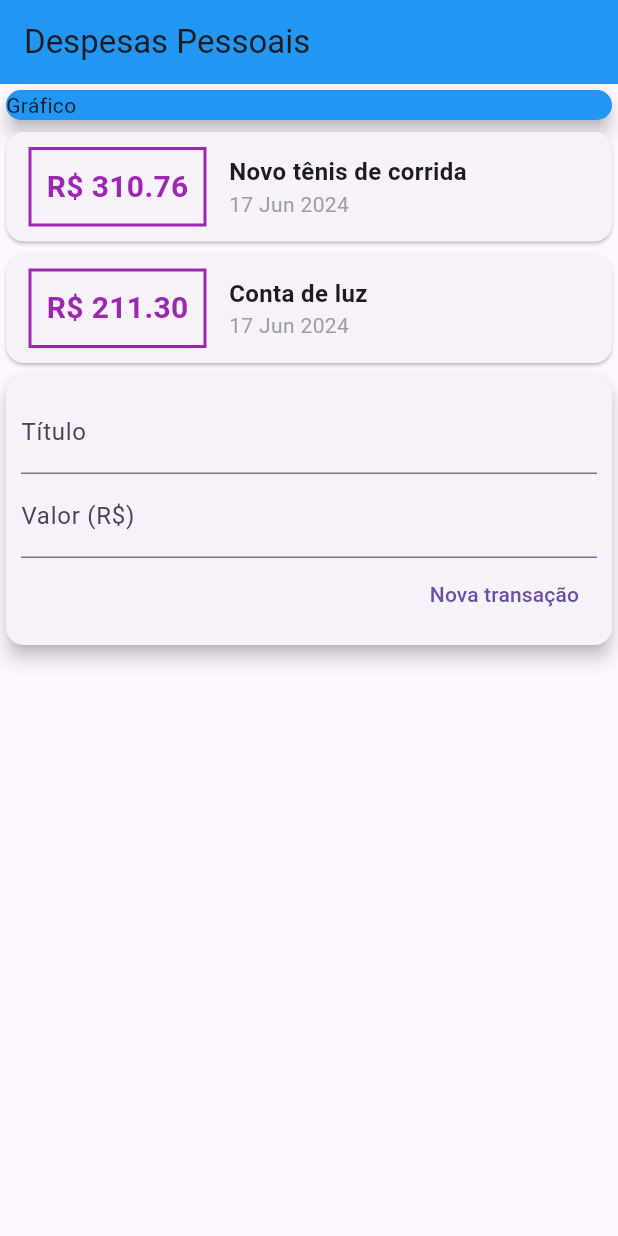
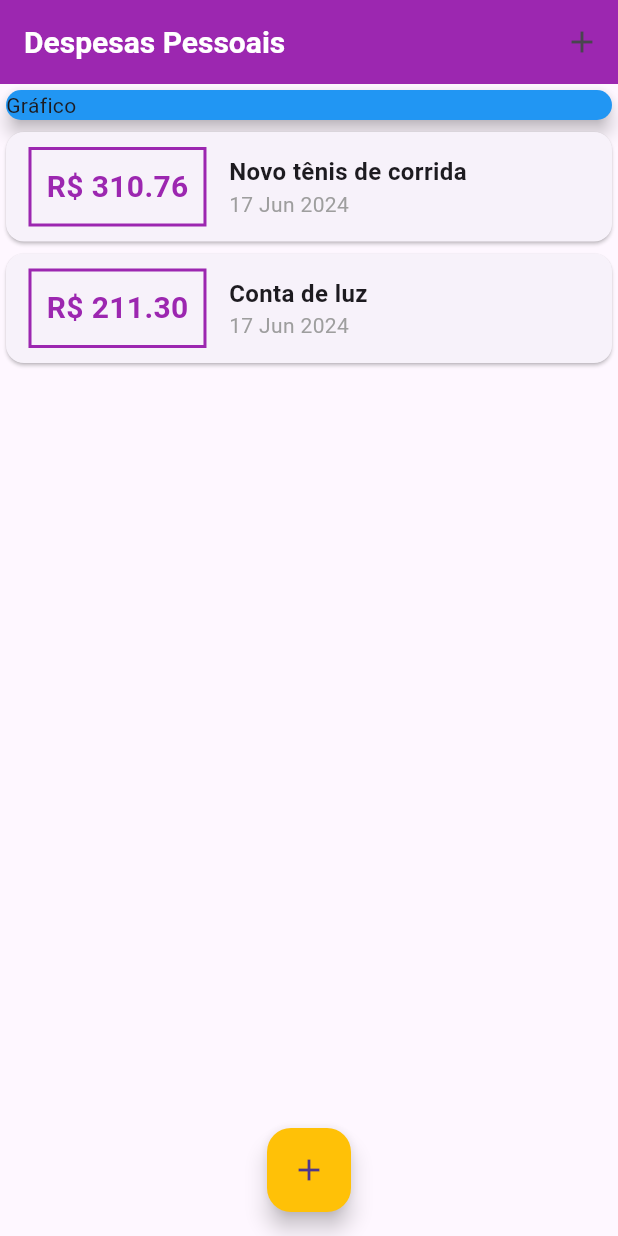
Before and after one commit to andree-felipe/capacitacao_flutter, a Flutter app: the screen it shows after launch, on a phone screen of 412 x 824 dp. Run offline on Flutter 3.47's test engine with Material 3 defaults, Android fonts, the light colour scheme and no system bars; Roboto replaces fonts that are missing (OpenSans).

Commit message:
Finalização do modal do formulário e definição de temas para estilização

```diff
--- a/lib/components/transaction_form.dart
+++ b/lib/components/transaction_form.dart
@@ -1,14 +1,30 @@
 import 'package:flutter/material.dart';
 
-class TransactionForm extends StatelessWidget {
-
-  final titleController = TextEditingController();
-  final valueController = TextEditingController();
+class TransactionForm extends StatefulWidget {
 
   final void Function(String, double) onSubmit;
 
   // ignore: use_key_in_widget_constructors
-  TransactionForm(this.onSubmit);
+  const TransactionForm(this.onSubmit);
+
+  @override
+  State<TransactionForm> createState() => _TransactionFormState();
+}
+
+class _TransactionFormState extends State<TransactionForm> {
+  final titleController = TextEditingController();
+  final valueController = TextEditingController();
+
+  _submitForm() {
+    final title = titleController.text;
+    final value = double.tryParse(valueController.text) ?? 0.0;
+
+    if(title.isEmpty || value <= 0) {
+      return;
+    }
+
+    widget.onSubmit(title, value);
+  }
 
   @override
   Widget build(BuildContext context) {
@@ -20,12 +36,15 @@ class TransactionForm extends StatelessWidget {
           children: <Widget>[
             TextField(
               controller: titleController,
+              onSubmitted: (_) => _submitForm(),
               decoration: const InputDecoration(
                 labelText: 'Título',
               ),
             ),
             TextField(
               controller: valueController,
+              keyboardType: const TextInputType.numberWithOptions(decimal: true),
+              onSubmitted: (_) => _submitForm(),
               decoration: const InputDecoration(
                 labelText: 'Valor (R\$)',
               ),
@@ -34,12 +53,8 @@ class TransactionForm extends StatelessWidget {
               mainAxisAlignment: MainAxisAlignment.end,
               children: [
                 TextButton(
+                  onPressed: _submitForm(),
                   child: const Text('Nova transação'),
-                  onPressed: () {
-                    final title = titleController.text;
-                    final value = double.tryParse(valueController.text) ?? 0.0;
-                    onSubmit(title, value);
-                  },
                 ),
               ],
             ),
--- a/lib/components/transaction_list.dart
+++ b/lib/components/transaction_list.dart
@@ -11,8 +11,13 @@ class TransactionList extends StatelessWidget {
 
   @override
   Widget build(BuildContext context) {
-    return Column(
-      children: transactions.map((tr) {
+    // ignore: sized_box_for_whitespace
+    return Container(
+      height: 300,
+      child: ListView.builder(
+        itemCount: transactions.length,
+        itemBuilder: (ctx, index) {
+          final tr = transactions[index];
           return Card(
             child: Row(
               children: <Widget>[
@@ -24,17 +29,17 @@ class TransactionList extends StatelessWidget {
                   ),
                   decoration: BoxDecoration(
                     border: Border.all(
-                    color: Colors.purple,
+                      color: Theme.of(context).colorScheme.primary,
                       width: 2,
                     )
                   ),
                   padding: const EdgeInsets.all(10),
                   child: Text(
                     'R\$ ${tr.value.toStringAsFixed(2)}',
-                  style: const TextStyle(
+                    style: TextStyle(
                       fontWeight: FontWeight.bold,
                       fontSize: 20,
-                    color: Colors.purple,
+                      color: Theme.of(context).colorScheme.primary,
                     ),
                   ),
                 ),
@@ -59,7 +64,8 @@ class TransactionList extends StatelessWidget {
               ],
             ),
           );
-      }).toList(),
+        }
+      ),
     );
   }
 }
--- a/lib/components/transaction_user.dart
+++ /dev/null
@@ -1,54 +0,0 @@
-import 'dart:math';
-import 'package:flutter/material.dart';
-import '../models/transaction.dart';
-import 'transaction_form.dart';
-import 'transaction_list.dart';
-
-
-class TransactionUser extends StatefulWidget {
-  const TransactionUser({super.key});
-
-  @override
-  State<TransactionUser> createState() => _TransactionUserState();
-}
-
-class _TransactionUserState extends State<TransactionUser> {
-
-  final _transactions = [
-    Transaction(
-      id: '1',
-      title: 'Novo tênis de corrida',
-      value: 310.76,
-      date: DateTime.now(),
-    ),
-    Transaction(
-      id: '2',
-      title: 'Conta de luz',
-      value: 211.30,
-      date: DateTime.now(),
-    ),
-  ];
-
-  _addTransaction(String title, double value) {
-    final newTransaction = Transaction(
-      id: Random().nextDouble().toString(),
-      title: title,
-      value: value,
-      date: DateTime.now(),
-    );
-
-    setState(() {
-      _transactions.add(newTransaction);
-    });
-  }
-
-  @override
-  Widget build(BuildContext context) {
-    return Column(
-      children: [
-        TransactionList(_transactions),
-        TransactionForm(_addTransaction),
-      ],
-    );
-  }
-}
--- a/lib/main.dart
+++ b/lib/main.dart
@@ -1,5 +1,8 @@
-import 'package:capacitacao_flutter/components/transaction_user.dart';
 import 'package:flutter/material.dart';
+import '../models/transaction.dart';
+import 'components/transaction_form.dart';
+import 'components/transaction_list.dart';
+import 'dart:math';
 
 main() => runApp(const ExpensesApp());
 
@@ -8,24 +11,99 @@ class ExpensesApp extends StatelessWidget {
 
   @override
   Widget build(BuildContext context) {
-    return const MaterialApp(
-      home: MyHomePage(),
+    final ThemeData tema = ThemeData();
+
+    return MaterialApp(
+      home: const MyHomePage(),
+      theme: tema.copyWith(
+        colorScheme: tema.colorScheme.copyWith(
+          primary: Colors.purple,
+          secondary: Colors.amber,
+        ),
+        textTheme: tema.textTheme.copyWith(
+          titleLarge: const TextStyle(
+            fontFamily: 'OpenSans',
+            fontSize: 18,
+            fontWeight: FontWeight.bold,
+            color: Colors.black,
+          ),
+        ),
+        appBarTheme: const AppBarTheme(
+          titleTextStyle: TextStyle(
+            fontFamily: 'OpenSans',
+            fontSize: 20,
+            fontWeight: FontWeight.bold,
+          ),
+        ),
+
+      ),
     );
   }
 }
 
-class MyHomePage extends StatelessWidget {
+class MyHomePage extends StatefulWidget {
   const MyHomePage({super.key});
+
+  @override
+  State<MyHomePage> createState() => _MyHomePageState();
+}
+
+class _MyHomePageState extends State<MyHomePage> {
+  final _transactions = [
+    Transaction(
+      id: '1',
+      title: 'Novo tênis de corrida',
+      value: 310.76,
+      date: DateTime.now(),
+    ),
+    Transaction(
+      id: '2',
+      title: 'Conta de luz',
+      value: 211.30,
+      date: DateTime.now(),
+    ),
+  ];
+
+  _addTransaction(String title, double value) {
+    final newTransaction = Transaction(
+      id: Random().nextDouble().toString(),
+      title: title,
+      value: value,
+      date: DateTime.now(),
+    );
+
+    setState(() {
+      _transactions.add(newTransaction);
+    });
+
+    Navigator.of(context).pop();
+  }
+
+  _openTransactionFormModal(BuildContext context) {
+    showModalBottomSheet(
+      context: context,
+      builder: (_) {
+        return TransactionForm(_addTransaction);
+      }
+    );
+  }
 
   @override
   Widget build(BuildContext context) {
     return Scaffold(
       appBar: AppBar(
         title: const Text('Despesas Pessoais'),
-        backgroundColor: Colors.blue,
+        backgroundColor: Theme.of(context).colorScheme.primary,
+        actions: <Widget>[
+          IconButton(
+            icon: const Icon(Icons.add),
+            onPressed: () => _openTransactionFormModal(context),
+          )
+        ],
       ),
 
-      body: Column(
+      body: SingleChildScrollView(
+        child: Column(
           crossAxisAlignment: CrossAxisAlignment.stretch,
           children: <Widget>[
             // ignore: avoid_unnecessary_containers
@@ -36,9 +114,16 @@ class MyHomePage extends StatelessWidget {
                 child: Text('Gráfico'),
               ),
             ),
-          const TransactionUser(),
+            TransactionList(_transactions),
           ],
-      )
+        ),
+      ),
+      floatingActionButton: FloatingActionButton(
+        backgroundColor: Theme.of(context).colorScheme.secondary,
+        child: const Icon(Icons.add),
+        onPressed: () => _openTransactionFormModal(context),
+      ),
+      floatingActionButtonLocation: FloatingActionButtonLocation.centerFloat,
     );
   }
 }
```
Lines whose indentation alone changed are shown as unchanged.
